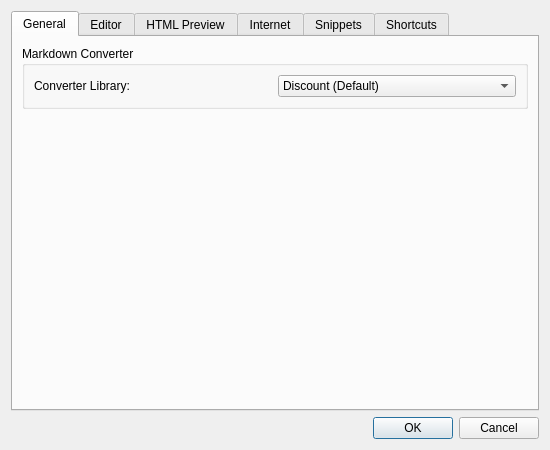
Above: app/optionsdialog.ui from cloose/CuteMarkEd before the change. Below: the same form after it.
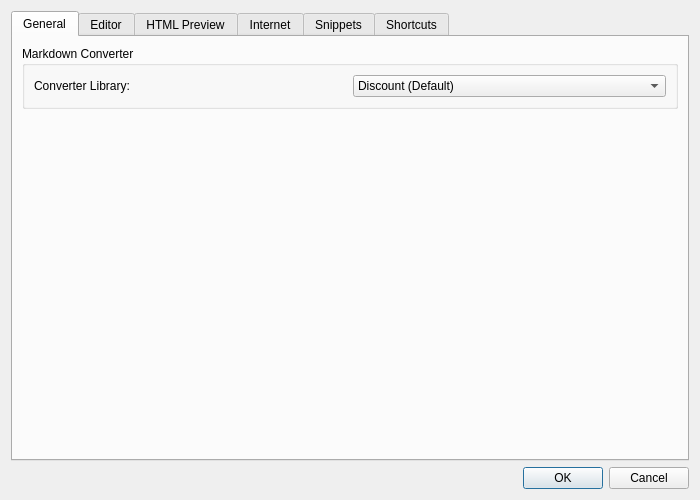
That is the form after the change.

Commit message: [#144] Add icon to shortcut tab page and resize options dialog

Patch:
```diff
--- a/app/optionsdialog.ui
+++ b/app/optionsdialog.ui
@@ -6,8 +6,8 @@
    <rect>
     <x>0</x>
     <y>0</y>
-    <width>550</width>
-    <height>450</height>
+    <width>700</width>
+    <height>500</height>
    </rect>
   </property>
   <property name="windowTitle">
```
The commit also changes 1 other file.
